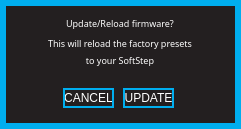
Qt form standalone/ezpz/forms/updatefwformWin.ui (Muse-Kinetics/softstep_editor) before a commit.
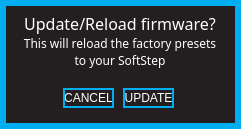
The same form after that commit.

Commit message: -Made the Basic Editor ui forms look prettier.

```diff
--- a/standalone/ezpz/forms/updatefwformWin.ui
+++ b/standalone/ezpz/forms/updatefwformWin.ui
@@ -210,8 +210,8 @@
      </property>
      <property name="font">
       <font>
-       <family>Futura</family>
-       <pointsize>7</pointsize>
+       <family>Futura-Normal</family>
+       <pointsize>12</pointsize>
        <weight>50</weight>
        <italic>false</italic>
        <bold>false</bold>
@@ -221,7 +221,7 @@
       <enum>Qt::NoFocus</enum>
      </property>
      <property name="styleSheet">
-      <string notr="true"/>
+      <string notr="true">font: 12pt;</string>
      </property>
      <property name="text">
       <string>Update/Reload firmware?</string>
@@ -260,8 +260,8 @@
      </property>
      <property name="font">
       <font>
-       <family>Futura</family>
-       <pointsize>7</pointsize>
+       <family>Futura-Normal</family>
+       <pointsize>9</pointsize>
        <weight>50</weight>
        <italic>false</italic>
        <bold>false</bold>
@@ -291,8 +291,8 @@
      </property>
      <property name="font">
       <font>
-       <family>Futura</family>
-       <pointsize>7</pointsize>
+       <family>Futura-Normal</family>
+       <pointsize>9</pointsize>
        <weight>50</weight>
        <italic>false</italic>
        <bold>false</bold>
```
Left out of the diff: 14 changed lines with no effect on the pictures. The commit also changes 7 other files.
